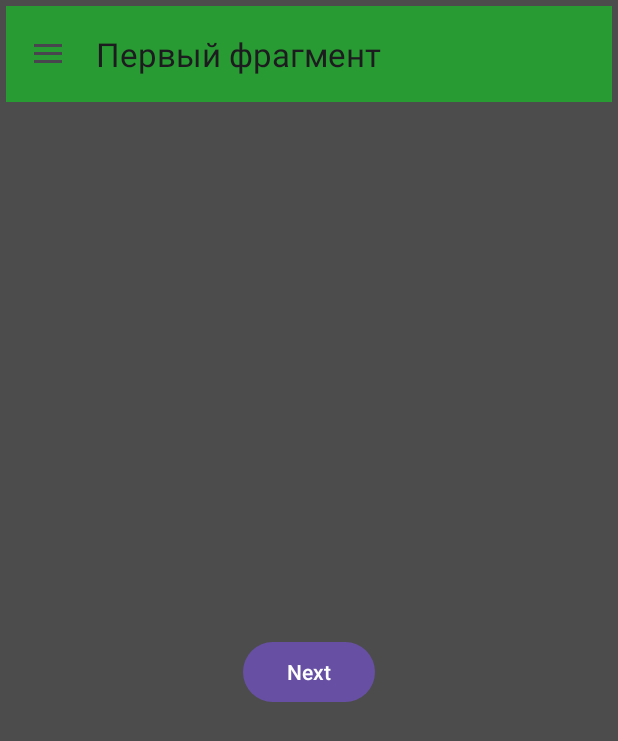
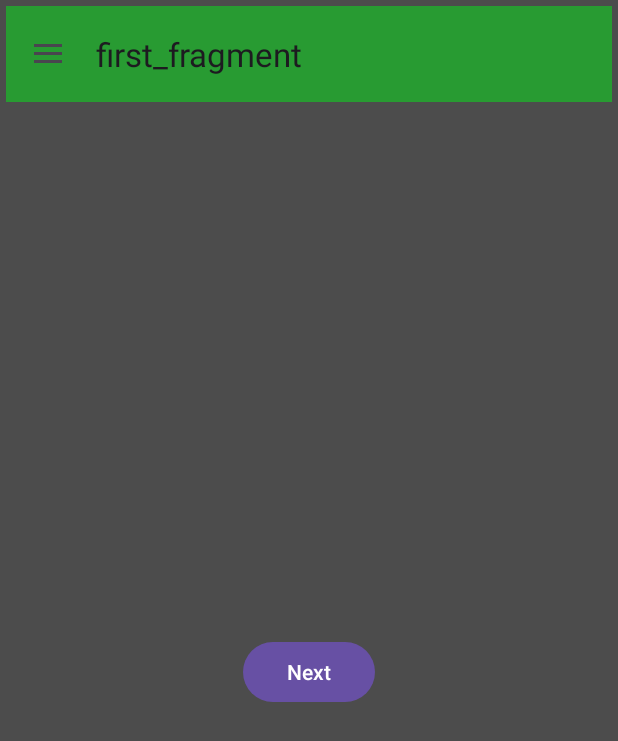
Before and after one commit to Dezmonoid/Android_project, an Android app: the screen it shows after launch (MainActivity), on a phone screen of 412 x 824 dp. Shown: the top 741 px of the screen. Run offline under Robolectric (Android 15) with nearby library versions, the phone set to English and light mode, and no system bars; our stand-ins replace Dagger/Hilt's generated code, navigation-ui.

Commit message:
Завершение эксперементов над навигацией

```diff
--- a/app/src/main/java/com/example/experement_android/FirstFragment.kt
+++ b/app/src/main/java/com/example/experement_android/FirstFragment.kt
@@ -5,6 +5,7 @@ import android.view.LayoutInflater
 import android.view.View
 import android.view.ViewGroup
 import androidx.fragment.app.Fragment
+import androidx.navigation.fragment.findNavController
 import com.example.experement_android.databinding.FirstFragmentBinding
 
 class FirstFragment : Fragment() {
@@ -17,6 +18,14 @@ class FirstFragment : Fragment() {
         return binding.root
     }
 
+    override fun onViewCreated(view: View, savedInstanceState: Bundle?) {
+        super.onViewCreated(view, savedInstanceState)
+        binding.buttonFirst.setOnClickListener {
+            findNavController().navigate(R.id.firstFragmentOne)
+        }
+
+    }
+
     override fun onDestroyView() {
         super.onDestroyView()
         _binding = null
--- a/app/src/main/java/com/example/experement_android/FirstFragmentOne.kt
+++ b/app/src/main/java/com/example/experement_android/FirstFragmentOne.kt
@@ -20,12 +20,11 @@ class FirstFragmentOne : Fragment() {
     }
 
     override fun onViewCreated(view: View, savedInstanceState: Bundle?) {
-        binding.button.setOnClickListener {
-            view.findNavController().navigate(R.id.first_two)
+        super.onViewCreated(view, savedInstanceState)
+        binding.buttonOne.setOnClickListener {
+            findNavController().navigate(R.id.firstFragmentTwo)
         }
-        super.onViewCreated(view, savedInstanceState)
     }
-
     override fun onDestroyView() {
         super.onDestroyView()
         _binding = null
--- a/app/src/main/java/com/example/experement_android/MainActivity.kt
+++ b/app/src/main/java/com/example/experement_android/MainActivity.kt
@@ -2,6 +2,7 @@ package com.example.experement_android
 
 import android.os.Bundle
 import androidx.appcompat.app.AppCompatActivity
+import androidx.appcompat.widget.Toolbar
 import androidx.navigation.NavController
 import androidx.navigation.findNavController
 import androidx.navigation.ui.AppBarConfiguration
@@ -13,8 +14,7 @@ import com.example.experement_android.databinding.ActivityMainBinding
 class MainActivity : AppCompatActivity() {
     private lateinit var binding: ActivityMainBinding
     private lateinit var appBarConfiguration: AppBarConfiguration
-    private lateinit var navController1: NavController
-    private lateinit var navController2: NavController
+    private lateinit var navController: NavController
     override fun onCreate(savedInstanceState: Bundle?) {
         super.onCreate(savedInstanceState)
         binding = ActivityMainBinding.inflate(layoutInflater)
@@ -26,15 +26,14 @@ class MainActivity : AppCompatActivity() {
 
     private fun initUiMenu() {
 
-        navController1 = findNavController(R.id.main_fragment)
-        navController2 = findNavController(R.id.first_fragment)
+        navController = findNavController(R.id.main_fragment)
         appBarConfiguration = AppBarConfiguration(
             setOf(
                 R.id.nav_one, R.id.nav_two
             ), binding.drawerLayout
         )
-        setupActionBarWithNavController(navController1, appBarConfiguration)
-        binding.navView.setupWithNavController(navController1)
+        setupActionBarWithNavController(navController, appBarConfiguration)
+        binding.navView.setupWithNavController(navController)
     }
 
 
--- a/app/src/main/res/layout/first_fragment.xml
+++ b/app/src/main/res/layout/first_fragment.xml
@@ -1,5 +1,5 @@
 <?xml version="1.0" encoding="utf-8"?>
-<LinearLayout xmlns:android="http://schemas.android.com/apk/res/android"
+<androidx.constraintlayout.widget.ConstraintLayout xmlns:android="http://schemas.android.com/apk/res/android"
     xmlns:app="http://schemas.android.com/apk/res-auto"
     xmlns:tools="http://schemas.android.com/tools"
     android:layout_width="match_parent"
@@ -7,11 +7,14 @@
     android:orientation="vertical"
     tools:context=".FirstFragment">
 
-    <fragment
-        android:id="@+id/first_fragment"
-        android:name="androidx.navigation.fragment.NavHostFragment"
-        android:layout_width="match_parent"
-        android:layout_height="match_parent"
-        app:navGraph="@navigation/first_nav"
-        />
-</LinearLayout>
+    <Button
+        android:id="@+id/button_first"
+        android:layout_width="wrap_content"
+        android:layout_height="wrap_content"
+        android:text="Next"
+        app:layout_constraintBottom_toBottomOf="parent"
+        app:layout_constraintEnd_toEndOf="parent"
+        app:layout_constraintStart_toStartOf="parent"
+        app:layout_constraintTop_toTopOf="parent" />
+
+</androidx.constraintlayout.widget.ConstraintLayout>
--- a/app/src/main/res/layout/first_fragment_one.xml
+++ b/app/src/main/res/layout/first_fragment_one.xml
@@ -7,7 +7,7 @@
     tools:context=".FirstFragmentOne">
 
     <Button
-        android:id="@+id/button"
+        android:id="@+id/button_one"
         android:layout_width="wrap_content"
         android:layout_height="wrap_content"
         android:text="Next"
--- a/app/src/main/res/layout/first_fragment_two.xml
+++ b/app/src/main/res/layout/first_fragment_two.xml
@@ -1,6 +1,18 @@
 <?xml version="1.0" encoding="utf-8"?>
 <androidx.constraintlayout.widget.ConstraintLayout xmlns:android="http://schemas.android.com/apk/res/android"
+    xmlns:app="http://schemas.android.com/apk/res-auto"
+    xmlns:tools="http://schemas.android.com/tools"
     android:layout_width="match_parent"
-    android:layout_height="match_parent">
+    android:layout_height="match_parent"
+    tools:context=".FirstFragmentTwo">
+    <TextView
+        android:layout_width="wrap_content"
+        android:layout_height="wrap_content"
+        android:text="Fragment Two"
+        android:textSize="48sp"
+        app:layout_constraintBottom_toBottomOf="parent"
+        app:layout_constraintEnd_toEndOf="parent"
+        app:layout_constraintStart_toStartOf="parent"
+        app:layout_constraintTop_toTopOf="parent" />
 
 </androidx.constraintlayout.widget.ConstraintLayout>
--- a/app/src/main/res/navigation/first_nav.xml
+++ /dev/null
@@ -1,18 +0,0 @@
-<?xml version="1.0" encoding="utf-8"?>
-<navigation xmlns:android="http://schemas.android.com/apk/res/android"
-    xmlns:app="http://schemas.android.com/apk/res-auto"
-    xmlns:tools="http://schemas.android.com/tools"
-    android:id="@+id/first_nav"
-    app:startDestination="@id/first_one">
-
-    <fragment
-        android:id="@+id/first_one"
-        android:name="com.example.experement_android.FirstFragmentOne"
-        android:label="FirstFragmentOne"
-        tools:layout="@layout/first_fragment_one" />
-    <fragment
-        android:id="@+id/first_two"
-        android:name="com.example.experement_android.FirstFragmentTwo"
-        android:label="FirstFragmentTwo"
-        tools:layout="@layout/first_fragment_two" />
-</navigation>
--- a/app/src/main/res/navigation/main_nav.xml
+++ b/app/src/main/res/navigation/main_nav.xml
@@ -5,13 +5,31 @@
     android:id="@+id/main_nav"
     app:startDestination="@id/nav_one">
     <fragment
-        android:id="@+id/nav_one"
-        android:name="com.example.experement_android.FirstFragment"
-        android:label="Первый фрагмент"
-        tools:layout="@layout/first_fragment"/>
-    <fragment
         android:id="@+id/nav_two"
         android:name="com.example.experement_android.SecondFragment"
         android:label="Второй фрагмент"
         tools:layout="@layout/second_fragment"/>
+    <fragment
+        android:id="@+id/nav_one"
+        android:name="com.example.experement_android.FirstFragment"
+        android:label="first_fragment"
+        tools:layout="@layout/first_fragment" >
+        <action
+            android:id="@+id/action_firstFragment_to_firstFragmentOne"
+            app:destination="@id/firstFragmentOne" />
+    </fragment>
+    <fragment
+        android:id="@+id/firstFragmentOne"
+        android:name="com.example.experement_android.FirstFragmentOne"
+        android:label="first_fragment_one"
+        tools:layout="@layout/first_fragment_one" >
+        <action
+            android:id="@+id/action_firstFragmentOne_to_firstFragmentTwo"
+            app:destination="@id/firstFragmentTwo" />
+    </fragment>
+    <fragment
+        android:id="@+id/firstFragmentTwo"
+        android:name="com.example.experement_android.FirstFragmentTwo"
+        android:label="first_fragment_two"
+        tools:layout="@layout/first_fragment_two" />
 </navigation>
```
